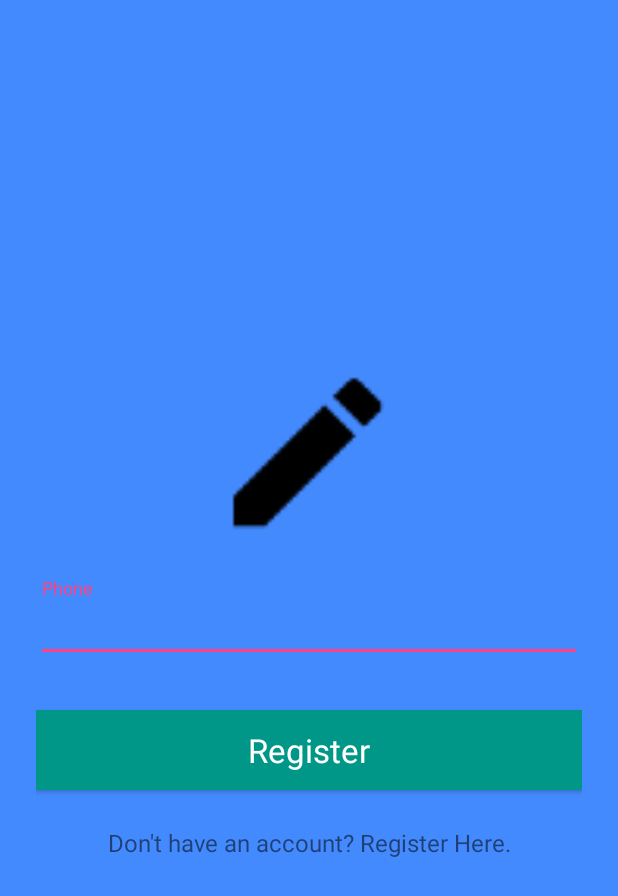
After one commit to ESHVAR289/Fundoo-Hr, an Android app: the layout fundoo_hr_login.xml on its own in the app's theme, with its tools: preview values and no code run, on a phone screen of 412 x 824 dp. The commit adds this screen. Shown: the top 896 px of the screen. Run offline under Robolectric (Android 15) with nearby library versions, the phone set to English and light mode, and no system bars.

Commit message:
Created the new login layout which includes the alert dialog for the otp confirmation.

```diff
--- /dev/null
+++ b/app/src/main/res/layout/fundoo_hr_login.xml
@@ -0,0 +1,56 @@
+<?xml version="1.0" encoding="utf-8"?>
+<ScrollView xmlns:android="http://schemas.android.com/apk/res/android"
+    android:background="@color/blue"
+    android:layout_width="fill_parent"
+    android:layout_height="fill_parent"
+    android:fitsSystemWindows="true">
+
+    <LinearLayout
+        android:layout_gravity="center_vertical"
+        android:orientation="vertical"
+        android:layout_width="match_parent"
+        android:layout_height="wrap_content"
+        android:paddingLeft="24dp"
+        android:paddingRight="24dp">
+
+        <ImageView
+            android:background="@mipmap/ic_launcher"
+            android:layout_gravity="center_horizontal"
+            android:layout_width="150dp"
+            android:layout_height="150dp" />
+
+        <android.support.design.widget.TextInputLayout
+            android:layout_width="match_parent"
+            android:layout_height="wrap_content"
+            android:layout_marginTop="8dp"
+            android:layout_marginBottom="8dp">
+            <EditText android:id="@+id/editTextPhone"
+                android:layout_width="match_parent"
+                android:layout_height="wrap_content"
+                android:inputType="phone"
+                android:hint="Phone" />
+        </android.support.design.widget.TextInputLayout>
+
+        <android.support.v7.widget.AppCompatButton
+            android:id="@+id/buttonRegister"
+            android:layout_width="fill_parent"
+            android:layout_height="wrap_content"
+            android:background="@color/teal"
+            android:textColor="@color/white"
+            android:layout_marginTop="24dp"
+            android:layout_marginBottom="24dp"
+            android:padding="12dp"
+            android:textAppearance="?android:textAppearanceLarge"
+            android:textAlignment="center"
+            android:text="Register"/>
+
+        <TextView android:id="@+id/linkSignup"
+            android:layout_width="fill_parent"
+            android:layout_height="wrap_content"
+            android:layout_marginBottom="24dp"
+            android:text="Don't have an account? Register Here."
+            android:gravity="center"
+            android:textSize="16dip"/>
+
+    </LinearLayout>
+</ScrollView>
```
Also changed, not shown: app/src/main/AndroidManifest.xml (+10 -10 lines), app/src/main/java/com/bridgelabz/FundooHrLoginActivity.java (+88 -52 lines), app/src/main/java/com/bridgelabz/FundooHrToolbarSearch.java (+20 -20 lines), app/src/main/res/layout/otp_confirmation.xml (added, +35 -0 lines).
